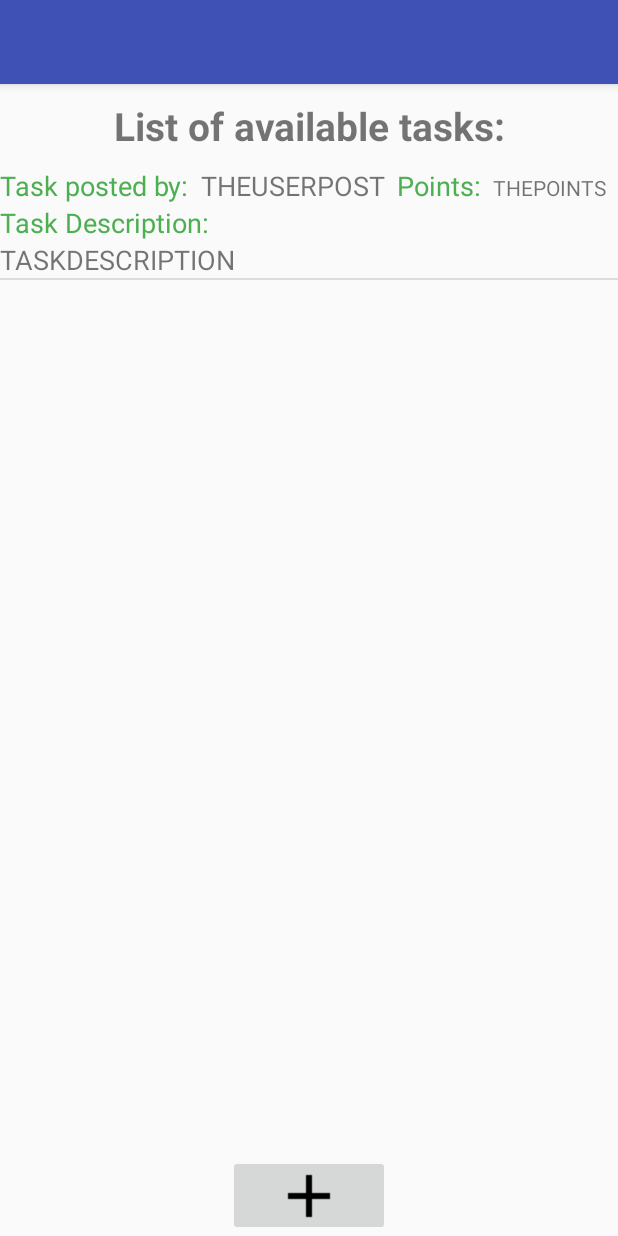
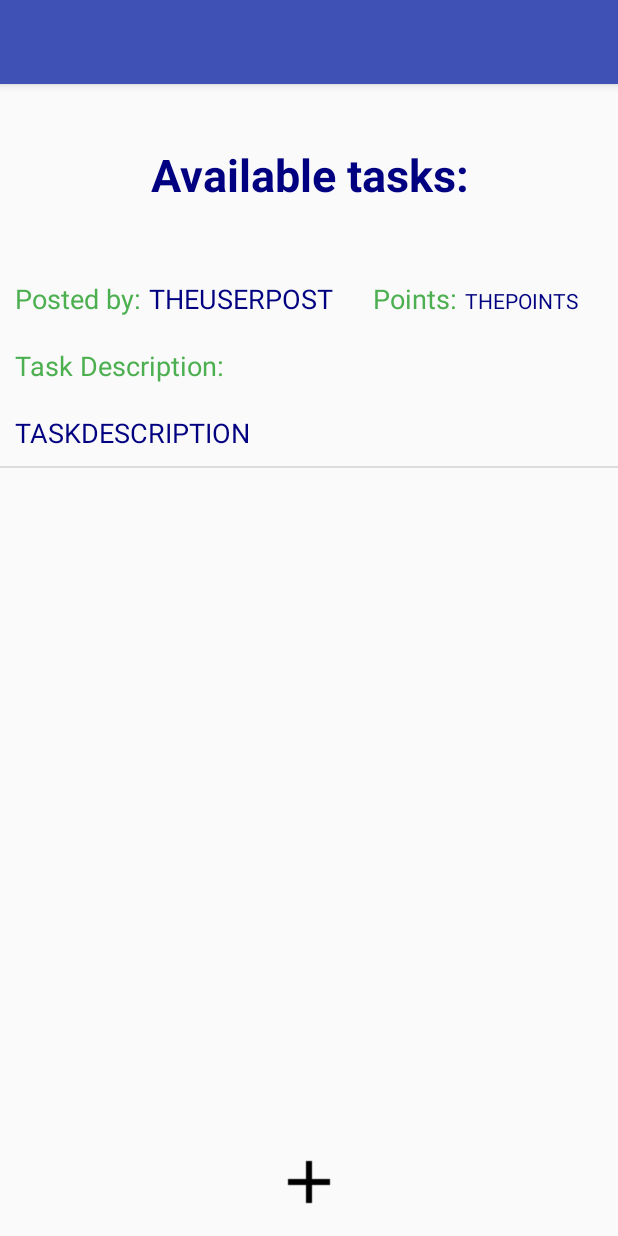
Before and after one commit to myoutspace/Project, an Android app: the HomePage screen opened directly, with no data from a screen before it, on a phone screen of 412 x 824 dp. Run offline under Robolectric (Android 15) with nearby library versions, the phone set to English and light mode, and no system bars.

Commit message:
redid some UI changes

```diff
--- a/TaskManager/app/src/main/res/layout/activity_create_group.xml
+++ b/TaskManager/app/src/main/res/layout/activity_create_group.xml
@@ -27,7 +27,7 @@
                 android:layout_marginTop="30sp"
                 android:text="@string/text_view_create_group"
                 android:textAlignment="center"
-                android:textColor="#515151"
+                android:textColor="#000080"
                 android:textSize="45sp" />
 
             <EditText
--- a/TaskManager/app/src/main/res/layout/activity_create_users.xml
+++ b/TaskManager/app/src/main/res/layout/activity_create_users.xml
@@ -27,7 +27,7 @@
                 android:layout_marginTop="30sp"
                 android:gravity="center_horizontal"
                 android:text="@string/text_view_show_message"
-                android:textColor="#515151"
+                android:textColor="#000080"
                 android:textSize="30sp" />
 
             <ListView
--- a/TaskManager/app/src/main/res/layout/activity_display_user.xml
+++ b/TaskManager/app/src/main/res/layout/activity_display_user.xml
@@ -31,7 +31,8 @@
                 android:gravity="center_vertical|center_horizontal"
                 android:text="@string/Add_New_User"
                 android:textAppearance="?android:attr/textAppearanceMedium"
-                android:textSize="30sp"/>
+                android:textColor="#000080"
+                android:textSize="30sp" />
 
             <EditText
                 android:id="@+id/editTextName"
--- a/TaskManager/app/src/main/res/layout/activity_home_page.xml
+++ b/TaskManager/app/src/main/res/layout/activity_home_page.xml
@@ -26,19 +26,22 @@
                     android:id="@+id/textView6"
                     android:layout_width="match_parent"
                     android:layout_height="wrap_content"
+                    android:layout_margin="30sp"
                     android:fontFamily="sans-serif"
                     android:paddingBottom="10dp"
                     android:paddingTop="10dp"
                     android:text="@string/task_list"
                     android:textAlignment="center"
                     android:textAllCaps="false"
-                    android:textSize="26sp"
+                    android:textColor="#000080"
+                    android:textSize="30sp"
                     android:textStyle="bold" />
 
                 <ListView
                     android:id="@+id/TaskList"
                     android:layout_width="match_parent"
-                    android:layout_height="match_parent" />
+                    android:layout_height="match_parent"
+                    android:layout_marginBottom="30sp" />
             </LinearLayout>
 
         </FrameLayout>
@@ -49,8 +52,9 @@
             android:layout_height="wrap_content"
             android:layout_gravity="center_horizontal"
             android:layout_weight="1"
+            android:background="@android:color/transparent"
             android:onClick="addTask"
-            android:padding="30dp"
+            android:padding="48dp"
             app:srcCompat="@drawable/addnocircle" />
 
     </LinearLayout>
--- a/TaskManager/app/src/main/res/layout/group_list_item.xml
+++ b/TaskManager/app/src/main/res/layout/group_list_item.xml
@@ -13,7 +13,11 @@
             android:id="@+id/groupButton"
             android:layout_width="wrap_content"
             android:layout_height="wrap_content"
+            android:layout_margin="20sp"
             android:layout_weight="1"
-            android:text="Button"/>
+            android:background="@android:color/transparent"
+            android:text="Button"
+            android:textColor="#4CAF50"
+            android:textSize="24sp" />
     </LinearLayout>
 </android.support.constraint.ConstraintLayout>
--- a/TaskManager/app/src/main/res/layout/task_list_item.xml
+++ b/TaskManager/app/src/main/res/layout/task_list_item.xml
@@ -14,11 +14,20 @@
             android:layout_height="wrap_content"
             android:orientation="horizontal">
 
+            <LinearLayout
+                android:layout_width="wrap_content"
+                android:layout_height="match_parent"
+                android:layout_weight="1"
+                android:orientation="horizontal">
+
                 <TextView
                     android:id="@+id/staticPostingUer"
                     android:layout_width="wrap_content"
-                android:layout_height="wrap_content"
-                android:layout_weight="1"
+                    android:layout_height="match_parent"
+                    android:layout_marginBottom="10sp"
+                    android:layout_marginLeft="10sp"
+                    android:layout_marginRight="5sp"
+                    android:layout_marginTop="10sp"
                     android:text="@string/task_user_post"
                     android:textColor="#4CAF50"
                     android:textSize="18sp" />
@@ -27,15 +36,27 @@
                     android:id="@+id/postingUser"
                     android:layout_width="wrap_content"
                     android:layout_height="wrap_content"
+                    android:layout_marginBottom="10sp"
+                    android:layout_marginTop="10sp"
+                    android:text="THEUSERPOST"
+                    android:textColor="#000080"
+                    android:textSize="18sp" />
+
+            </LinearLayout>
+
+            <LinearLayout
+                android:layout_width="wrap_content"
+                android:layout_height="match_parent"
                 android:layout_weight="1"
-                android:text="THEUSERPOST"
-                android:textSize="18sp" />
+                android:orientation="horizontal">
 
                 <TextView
                     android:id="@+id/staticPointAmount"
                     android:layout_width="wrap_content"
-                android:layout_height="wrap_content"
-                android:layout_weight="1"
+                    android:layout_height="match_parent"
+                    android:layout_marginBottom="10sp"
+                    android:layout_marginRight="5sp"
+                    android:layout_marginTop="10sp"
                     android:text="@string/task_point_amount"
                     android:textColor="#4CAF50"
                     android:textSize="18sp" />
@@ -44,8 +65,12 @@
                     android:id="@+id/pointAmount"
                     android:layout_width="wrap_content"
                     android:layout_height="wrap_content"
-                android:layout_weight="1"
-                android:text="THEPOINTS"/>
+                    android:layout_marginBottom="10sp"
+                    android:layout_marginTop="10sp"
+                    android:text="THEPOINTS"
+                    android:textColor="#000080" />
+
+            </LinearLayout>
 
         </LinearLayout>
 
@@ -53,6 +78,7 @@
             android:id="@+id/staticTaskDescription"
             android:layout_width="match_parent"
             android:layout_height="wrap_content"
+            android:layout_margin="10sp"
             android:layout_weight="1"
             android:text="@string/task_description"
             android:textColor="#4CAF50"
@@ -62,7 +88,9 @@
             android:id="@+id/taskDescription"
             android:layout_width="match_parent"
             android:layout_height="wrap_content"
+            android:layout_margin="10sp"
             android:text="TASKDESCRIPTION"
+            android:textColor="#000080"
             android:textSize="18sp" />
 
     </LinearLayout>
--- a/TaskManager/app/src/main/res/values/strings.xml
+++ b/TaskManager/app/src/main/res/values/strings.xml
@@ -22,15 +22,15 @@
     <string name="no">No</string>
     <string name="create_users">Add User</string>
     <string name="title_activity_home_page">HomePage</string>
-    <string name="task_list">List of available tasks: </string>
+    <string name="task_list">Available tasks: </string>
     <string name="empty_list_text">Empty</string>
     <string name="navigation_drawer_open">Open navigation drawer</string>
     <string name="navigation_drawer_close">Close navigation drawer</string>
     <string name="edit_user">Edit user</string>
     <string name="delete_user">Close navigation drawer</string>
     <string name="action_settings">Settings</string>
-    <string name="choose_a_group">Select your group</string>
-    <string name="task_user_post">Task posted by: </string>
+    <string name="choose_a_group">Select group</string>
+    <string name="task_user_post">Posted by: </string>
     <string name="task_point_amount">Points: </string>
     <string name="task_description">Task Description: </string>
 
```
Also changed, not shown: TaskManager/app/src/main/res/layout/activity_create_task.xml (+7 -3 lines), TaskManager/app/src/main/res/layout/activity_group_selection.xml (+11 -5 lines). Lines whose indentation alone changed are shown as unchanged.
